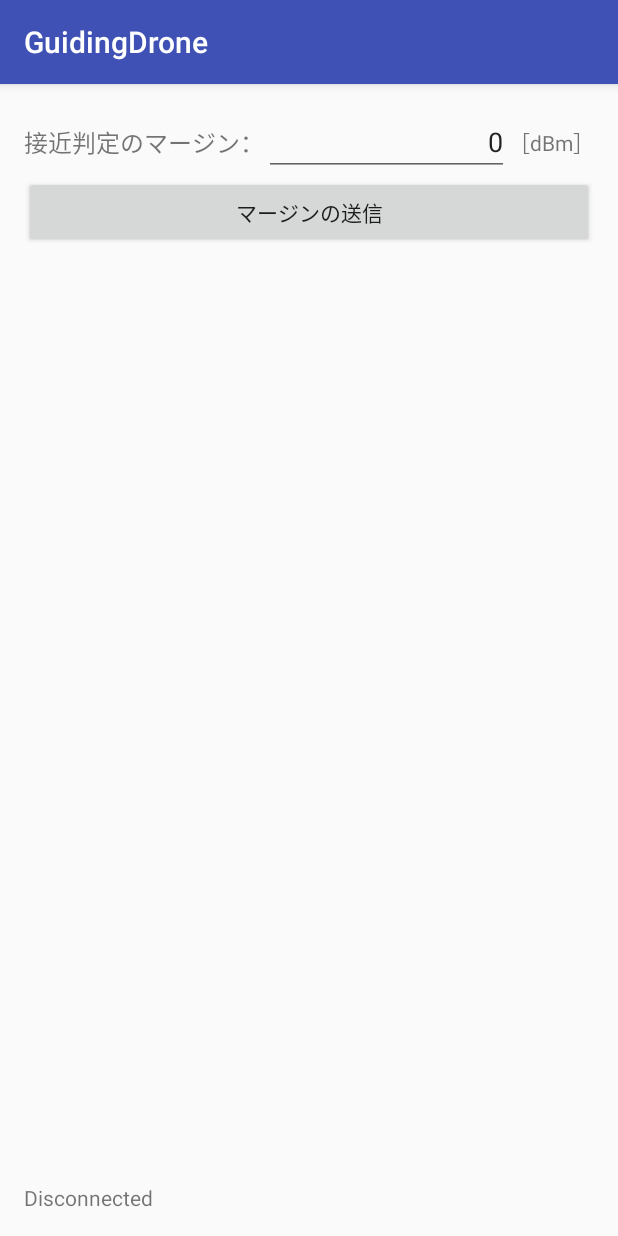
After one commit to khanhvu161188/GuidingDrone, an Android app: the fragment MarginInputFragment placed in its activity, on a phone screen of 412 x 824 dp. The commit adds this screen. Run offline under Robolectric (Android 15) with nearby library versions, the phone set to English and light mode, and no system bars; libraries missing offline, so code that uses them is left out: dji.common.error, dji.common.util, dji.sdk.base, dji.sdk.flightcontroller, dji.sdk.products; 6 statements that could not run were skipped.

Commit message:
「近づいている離れてる」判定にマージンを付けられるようにしたのと、ビーコンの変化量を見られるようにした

```diff
--- a/app/src/main/java/jp/mydns/diams/guidingdrone/Layout/DoubleThresholdFragment.java
+++ b/app/src/main/java/jp/mydns/diams/guidingdrone/Layout/DoubleThresholdFragment.java
@@ -157,9 +157,9 @@ public class DoubleThresholdFragment extends Fragment {
 
     private void fragmentChange() {
         FragmentTransaction transaction = mParent.getSupportFragmentManager().beginTransaction();
-        SimpleOSDKFragment nextFragment = new SimpleOSDKFragment();
-        transaction.replace(R.id.fragment_container, nextFragment, SimpleOSDKFragment.class.getName());
-        transaction.addToBackStack(SimpleOSDKFragment.class.getName());
+        MarginInputFragment nextFragment = new MarginInputFragment();
+        transaction.replace(R.id.fragment_container, nextFragment, MarginInputFragment.class.getName());
+        transaction.addToBackStack(MarginInputFragment.class.getName());
         transaction.commit();
     }
 }
--- /dev/null
+++ b/app/src/main/java/jp/mydns/diams/guidingdrone/Layout/MarginInputFragment.java
@@ -0,0 +1,124 @@
+package jp.mydns.diams.guidingdrone.Layout;
+
+import android.content.Context;
+import android.net.Uri;
+import android.os.Bundle;
+import android.support.v4.app.Fragment;
+import android.support.v4.app.FragmentTransaction;
+import android.view.LayoutInflater;
+import android.view.View;
+import android.view.ViewGroup;
+import android.widget.Button;
+import android.widget.EditText;
+
+import java.io.UnsupportedEncodingException;
+
+import dji.common.error.DJIError;
+import dji.common.util.CommonCallbacks;
+import dji.sdk.flightcontroller.FlightController;
+import dji.sdk.products.Aircraft;
+import jp.mydns.diams.guidingdrone.Common.GuidingDroneApplication;
+import jp.mydns.diams.guidingdrone.R;
+
+
+public class MarginInputFragment extends Fragment {
+
+    private View view;
+    private MainActivity mParent;
+
+    private EditText mMargin_edt;
+    private Button mTransmit_btn;
+
+    private FlightController mFlightController;
+
+    public MarginInputFragment() {
+        // Required empty public constructor
+    }
+
+    public static MarginInputFragment newInstance(String param1, String param2) {
+        MarginInputFragment fragment = new MarginInputFragment();
+        return fragment;
+    }
+
+    @Override
+    public void onCreate(Bundle savedInstanceState) {
+        super.onCreate(savedInstanceState);
+
+    }
+
+    @Override
+    public View onCreateView(LayoutInflater inflater, ViewGroup container,
+                             Bundle savedInstanceState) {
+        // Inflate the layout for this fragment
+        view = inflater.inflate(R.layout.fragment_margin_input, container, false);
+        mParent = (MainActivity) getActivity();
+
+        mMargin_edt = (EditText) view.findViewById(R.id.margin_input_margin_editText);
+
+        mTransmit_btn = (Button) view.findViewById(R.id.margin_input_transmit_button);
+        mTransmit_btn.setOnClickListener(new View.OnClickListener() {
+            @Override
+            public void onClick(View view) {
+                if (mFlightController != null) {
+                    String sendData_str = "margin:" + mMargin_edt.getText().toString() + "\0";
+
+                    mFlightController.sendDataToOnboardSDKDevice(sendData_str.getBytes(), new CommonCallbacks.CompletionCallback() {
+                        @Override
+                        public void onResult(DJIError djiError) {
+
+                        }
+                    });
+
+                    fragmentChange();
+                }
+            }
+        });
+
+        initFlightController();
+
+        return view;
+    }
+
+    @Override
+    public void onAttach(Context context) {
+        super.onAttach(context);
+    }
+
+    @Override
+    public void onDetach() {
+        super.onDetach();
+    }
+
+    private void initFlightController() {
+        Aircraft aircraft = GuidingDroneApplication.getAircraftInstance();
+        if (aircraft == null || !aircraft.isConnected()) {
+            mParent.showToast("Disconnected");
+            mFlightController = null;
+        } else {
+            mFlightController = aircraft.getFlightController();
+            mFlightController.setOnboardSDKDeviceDataCallback(onboardSDKDeviceDataCallback);
+        }
+    }
+
+    private FlightController.OnboardSDKDeviceDataCallback onboardSDKDeviceDataCallback = new FlightController.OnboardSDKDeviceDataCallback() {
+        @Override
+        public void onReceive(byte[] bytes) {
+            String data;
+            try {
+                data = new String(bytes, "SJIS");
+            } catch (UnsupportedEncodingException e) {
+                e.printStackTrace();
+                data = e.getMessage() + "\n";
+            }
+            mParent.showToast(data);
+        }
+    };
+
+    private void fragmentChange() {
+        FragmentTransaction transaction = mParent.getSupportFragmentManager().beginTransaction();
+        SimpleOSDKFragment nextFragment = new SimpleOSDKFragment();
+        transaction.replace(R.id.fragment_container, nextFragment, SimpleOSDKFragment.class.getName());
+        transaction.addToBackStack(SimpleOSDKFragment.class.getName());
+        transaction.commit();
+    }
+}
--- /dev/null
+++ b/app/src/main/res/layout/fragment_margin_input.xml
@@ -0,0 +1,48 @@
+<RelativeLayout xmlns:android="http://schemas.android.com/apk/res/android"
+    xmlns:tools="http://schemas.android.com/tools"
+    android:layout_width="match_parent"
+    android:layout_height="match_parent"
+    tools:context="jp.mydns.diams.guidingdrone.Layout.MarginInputFragment">
+
+    <TextView
+        android:id="@+id/margin_input_margin_textView"
+        android:layout_width="wrap_content"
+        android:layout_height="wrap_content"
+        android:layout_alignBottom="@+id/margin_input_margin_editText"
+        android:layout_alignParentStart="true"
+        android:layout_alignParentTop="true"
+        android:gravity="center_vertical"
+        android:text="接近判定のマージン："
+        android:textSize="16dp" />
+
+    <EditText
+        android:id="@+id/margin_input_margin_editText"
+        android:layout_width="wrap_content"
+        android:layout_height="wrap_content"
+        android:layout_alignParentTop="true"
+        android:ems="10"
+        android:gravity="right"
+        android:inputType="textPersonName"
+        android:text="0"
+        android:layout_toStartOf="@+id/margin_input_dbm_textView"
+        android:layout_toEndOf="@id/margin_input_margin_textView"/>
+
+    <TextView
+        android:id="@+id/margin_input_dbm_textView"
+        android:layout_width="wrap_content"
+        android:layout_height="wrap_content"
+        android:layout_alignBottom="@+id/margin_input_margin_editText"
+        android:layout_alignParentEnd="true"
+        android:layout_alignParentTop="true"
+        android:gravity="center_vertical"
+        android:text="［dBm］" />
+
+    <Button
+        android:id="@+id/margin_input_transmit_button"
+        android:layout_width="wrap_content"
+        android:layout_height="wrap_content"
+        android:layout_alignParentEnd="true"
+        android:layout_alignParentStart="true"
+        android:layout_below="@+id/margin_input_margin_textView"
+        android:text="マージンの送信" />
+</RelativeLayout>
```
Also changed, not shown: app/src/main/java/jp/mydns/diams/guidingdrone/Layout/SimpleOSDKFragment.java (+18 -1 lines), app/src/main/res/layout/fragment_double_threshold.xml (+32 -32 lines), app/src/main/res/layout/fragment_simple_osdk.xml (+8 -0 lines).
